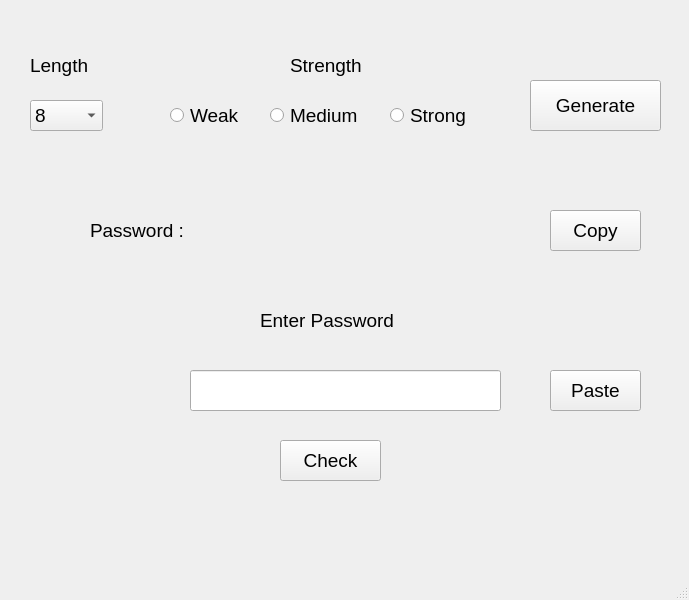
Aedigiwarvilas/CRUD-App, file projects/Password Generator/passwordgenerator.ui: the form before one commit.
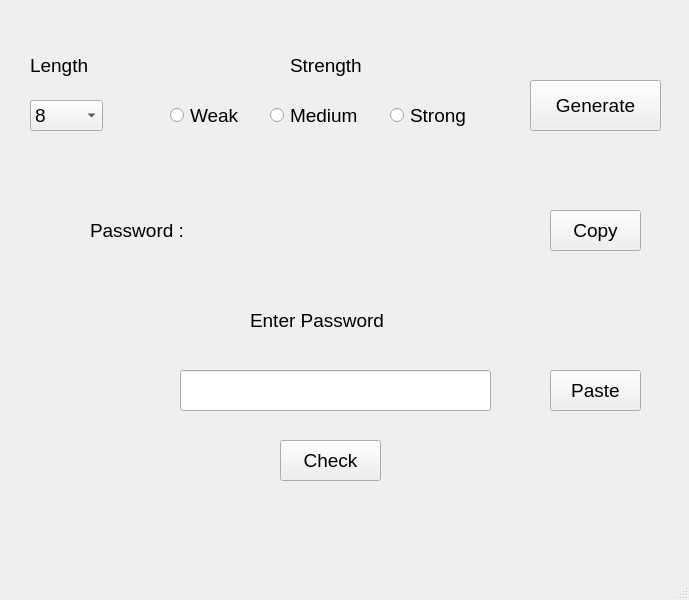
The form after the commit.

```diff
--- a/projects/Password Generator/passwordgenerator.ui
+++ b/projects/Password Generator/passwordgenerator.ui
@@ -219,7 +219,7 @@
    <widget class="QLabel" name="label_5">
     <property name="geometry">
      <rect>
-      <x>260</x>
+      <x>250</x>
       <y>300</y>
       <width>191</width>
       <height>41</height>
@@ -237,7 +237,7 @@
    <widget class="QLineEdit" name="lineEdit">
     <property name="geometry">
      <rect>
-      <x>190</x>
+      <x>180</x>
       <y>370</y>
       <width>311</width>
       <height>41</height>
```
